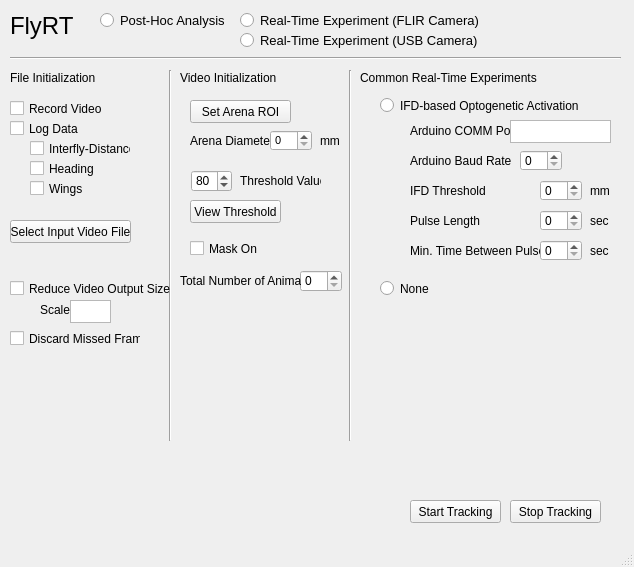
flybrains/FlyRT, file FlyRT.ui: the form before one commit.
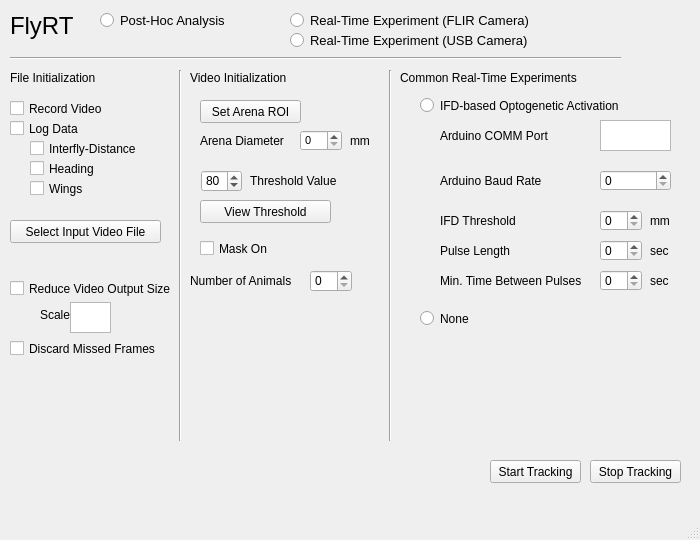
The form after the commit.

What changed in the file:
```diff
--- a/FlyRT.ui
+++ b/FlyRT.ui
@@ -6,8 +6,8 @@
    <rect>
     <x>0</x>
     <y>0</y>
-    <width>634</width>
-    <height>567</height>
+    <width>700</width>
+    <height>540</height>
    </rect>
   </property>
   <property name="sizePolicy">
@@ -35,7 +35,7 @@
    <widget class="QSpinBox" name="ThreshValueSpin">
     <property name="geometry">
      <rect>
-      <x>191</x>
+      <x>201</x>
       <y>170</y>
       <width>41</width>
       <height>22</height>
@@ -69,8 +69,8 @@
    <widget class="QPushButton" name="StartTrackingPB">
     <property name="geometry">
      <rect>
-      <x>410</x>
-      <y>500</y>
+      <x>490</x>
+      <y>460</y>
       <width>91</width>
       <height>23</height>
      </rect>
@@ -90,7 +90,7 @@
      <rect>
       <x>10</x>
       <y>10</y>
-      <width>71</width>
+      <width>91</width>
       <height>31</height>
      </rect>
     </property>
@@ -139,7 +139,7 @@
    <widget class="Line" name="line_2">
     <property name="geometry">
      <rect>
-      <x>160</x>
+      <x>170</x>
       <y>70</y>
       <width>20</width>
       <height>371</height>
@@ -152,9 +152,9 @@
    <widget class="QLabel" name="label_2">
     <property name="geometry">
      <rect>
-      <x>240</x>
+      <x>250</x>
       <y>170</y>
-      <width>81</width>
+      <width>131</width>
       <height>21</height>
      </rect>
     </property>
@@ -171,7 +171,7 @@
    <widget class="QPushButton" name="SetArenaROIPB">
     <property name="geometry">
      <rect>
-      <x>190</x>
+      <x>200</x>
       <y>100</y>
       <width>101</width>
       <height>23</height>
@@ -190,9 +190,9 @@
    <widget class="QPushButton" name="ViewThresholdPB">
     <property name="geometry">
      <rect>
-      <x>190</x>
+      <x>200</x>
       <y>200</y>
-      <width>91</width>
+      <width>131</width>
       <height>23</height>
      </rect>
     </property>
@@ -211,7 +211,7 @@
      <rect>
       <x>10</x>
       <y>220</y>
-      <width>121</width>
+      <width>151</width>
       <height>23</height>
      </rect>
     </property>
@@ -228,8 +228,8 @@
    <widget class="QPushButton" name="StopTrackingPB">
     <property name="geometry">
      <rect>
-      <x>510</x>
-      <y>500</y>
+      <x>590</x>
+      <y>460</y>
       <width>91</width>
       <height>23</height>
      </rect>
@@ -306,7 +306,7 @@
      <rect>
       <x>30</x>
       <y>140</y>
-      <width>101</width>
+      <width>161</width>
       <height>17</height>
      </rect>
     </property>
@@ -342,7 +342,7 @@
    <widget class="QLabel" name="label_6">
     <property name="geometry">
      <rect>
-      <x>360</x>
+      <x>400</x>
       <y>70</y>
       <width>191</width>
       <height>16</height>
@@ -362,7 +362,7 @@
    <widget class="QLabel" name="label_7">
     <property name="geometry">
      <rect>
-      <x>380</x>
+      <x>420</x>
       <y>100</y>
       <width>191</width>
       <height>16</height>
@@ -382,7 +382,7 @@
    <widget class="QRadioButton" name="IFDExperimentRadioButton">
     <property name="geometry">
      <rect>
-      <x>380</x>
+      <x>420</x>
       <y>90</y>
       <width>211</width>
       <height>31</height>
@@ -404,10 +404,10 @@
    <widget class="QTextEdit" name="ArduinoCommText">
     <property name="geometry">
      <rect>
-      <x>510</x>
+      <x>600</x>
       <y>120</y>
-      <width>101</width>
-      <height>23</height>
+      <width>71</width>
+      <height>31</height>
      </rect>
     </property>
     <property name="font">
@@ -423,20 +423,23 @@
    <widget class="QSpinBox" name="baudRateSpin">
     <property name="geometry">
      <rect>
-      <x>520</x>
-      <y>150</y>
-      <width>42</width>
+      <x>600</x>
+      <y>170</y>
+      <width>71</width>
       <height>21</height>
      </rect>
     </property>
+    <property name="maximum">
+     <number>120000</number>
+    </property>
    </widget>
    <widget class="QLabel" name="ArduinoCommTextLabel">
     <property name="geometry">
      <rect>
-      <x>410</x>
+      <x>440</x>
       <y>120</y>
-      <width>101</width>
-      <height>21</height>
+      <width>151</width>
+      <height>31</height>
      </rect>
     </property>
     <property name="text">
@@ -446,8 +449,8 @@
    <widget class="QLabel" name="ArduinoBaudSpin">
     <property name="geometry">
      <rect>
-      <x>410</x>
-      <y>150</y>
+      <x>440</x>
+      <y>170</y>
       <width>101</width>
       <height>21</height>
      </rect>
@@ -459,9 +462,9 @@
    <widget class="QLabel" name="label_11">
     <property name="geometry">
      <rect>
-      <x>190</x>
+      <x>200</x>
       <y>130</y>
-      <width>81</width>
+      <width>101</width>
       <height>21</height>
      </rect>
     </property>
@@ -472,7 +475,7 @@
    <widget class="QSpinBox" name="ArenaDiameterSpin">
     <property name="geometry">
      <rect>
-      <x>270</x>
+      <x>300</x>
       <y>130</y>
       <width>42</width>
       <height>21</height>
@@ -489,7 +492,7 @@
      <rect>
       <x>100</x>
       <y>10</y>
-      <width>131</width>
+      <width>191</width>
       <height>21</height>
      </rect>
     </property>
@@ -508,9 +511,9 @@
    <widget class="QRadioButton" name="RTFLIRRadioButton">
     <property name="geometry">
      <rect>
-      <x>240</x>
+      <x>290</x>
       <y>10</y>
-      <width>241</width>
+      <width>331</width>
       <height>21</height>
      </rect>
     </property>
@@ -529,8 +532,8 @@
    <widget class="QSpinBox" name="pulseLenSpin">
     <property name="geometry">
      <rect>
-      <x>540</x>
-      <y>210</y>
+      <x>600</x>
+      <y>240</y>
       <width>42</width>
       <height>21</height>
      </rect>
@@ -539,8 +542,8 @@
    <widget class="QLabel" name="ArduinoPulseSpin">
     <property name="geometry">
      <rect>
-      <x>410</x>
-      <y>210</y>
+      <x>440</x>
+      <y>240</y>
       <width>101</width>
       <height>21</height>
      </rect>
@@ -552,8 +555,8 @@
    <widget class="QLabel" name="label_13">
     <property name="geometry">
      <rect>
-      <x>590</x>
-      <y>210</y>
+      <x>650</x>
+      <y>240</y>
       <width>31</width>
       <height>21</height>
      </rect>
@@ -565,7 +568,7 @@
    <widget class="QLabel" name="label_14">
     <property name="geometry">
      <rect>
-      <x>320</x>
+      <x>350</x>
       <y>130</y>
       <width>31</width>
       <height>21</height>
@@ -578,8 +581,8 @@
    <widget class="QLabel" name="label_15">
     <property name="geometry">
      <rect>
-      <x>590</x>
-      <y>240</y>
+      <x>650</x>
+      <y>270</y>
       <width>31</width>
       <height>21</height>
      </rect>
@@ -591,9 +594,9 @@
    <widget class="QLabel" name="ArduinoPulseLockoutSpin">
     <property name="geometry">
      <rect>
-      <x>410</x>
-      <y>240</y>
-      <width>131</width>
+      <x>440</x>
+      <y>270</y>
+      <width>161</width>
       <height>21</height>
      </rect>
     </property>
@@ -604,8 +607,8 @@
    <widget class="QSpinBox" name="arduinoLockoutTimeSpin">
     <property name="geometry">
      <rect>
-      <x>540</x>
-      <y>240</y>
+      <x>600</x>
+      <y>270</y>
       <width>42</width>
       <height>21</height>
      </rect>
@@ -614,9 +617,9 @@
    <widget class="QLabel" name="label_5">
     <property name="geometry">
      <rect>
-      <x>180</x>
+      <x>190</x>
       <y>70</y>
-      <width>131</width>
+      <width>191</width>
       <height>16</height>
      </rect>
     </property>
@@ -635,8 +638,8 @@
     <property name="geometry">
      <rect>
       <x>10</x>
-      <y>330</y>
-      <width>131</width>
+      <y>340</y>
+      <width>181</width>
       <height>17</height>
      </rect>
     </property>
@@ -655,7 +658,7 @@
      <rect>
       <x>10</x>
       <y>280</y>
-      <width>161</width>
+      <width>171</width>
       <height>17</height>
      </rect>
     </property>
@@ -673,9 +676,9 @@
     <property name="geometry">
      <rect>
       <x>70</x>
-      <y>300</y>
+      <y>302</y>
       <width>41</width>
-      <height>23</height>
+      <height>31</height>
      </rect>
     </property>
     <property name="sizePolicy">
@@ -694,9 +697,9 @@
     <property name="geometry">
      <rect>
       <x>40</x>
-      <y>300</y>
+      <y>299</y>
       <width>31</width>
-      <height>20</height>
+      <height>31</height>
      </rect>
     </property>
     <property name="text">
@@ -706,7 +709,7 @@
    <widget class="Line" name="line_3">
     <property name="geometry">
      <rect>
-      <x>340</x>
+      <x>380</x>
       <y>70</y>
       <width>20</width>
       <height>371</height>
@@ -719,8 +722,8 @@
    <widget class="QRadioButton" name="NoRTERadioButton">
     <property name="geometry">
      <rect>
-      <x>380</x>
-      <y>280</y>
+      <x>420</x>
+      <y>310</y>
       <width>82</width>
       <height>17</height>
      </rect>
@@ -745,7 +748,7 @@
    <widget class="QSpinBox" name="NIndsSpin">
     <property name="geometry">
      <rect>
-      <x>300</x>
+      <x>310</x>
       <y>270</y>
       <width>42</width>
       <height>22</height>
@@ -755,20 +758,20 @@
    <widget class="QLabel" name="label_4">
     <property name="geometry">
      <rect>
-      <x>180</x>
+      <x>190</x>
       <y>270</y>
       <width>121</width>
       <height>21</height>
      </rect>
     </property>
     <property name="text">
-     <string>Total Number of Animals</string>
+     <string>Number of Animals</string>
     </property>
    </widget>
    <widget class="QCheckBox" name="MaskOnCheck">
     <property name="geometry">
      <rect>
-      <x>190</x>
+      <x>200</x>
       <y>240</y>
       <width>101</width>
       <height>17</height>
@@ -787,8 +790,8 @@
    <widget class="QLabel" name="ArduinoPulseSpin_2">
     <property name="geometry">
      <rect>
-      <x>410</x>
-      <y>180</y>
+      <x>440</x>
+      <y>210</y>
       <width>101</width>
       <height>21</height>
      </rect>
@@ -800,8 +803,8 @@
    <widget class="QLabel" name="label_16">
     <property name="geometry">
      <rect>
-      <x>590</x>
-      <y>180</y>
+      <x>650</x>
+      <y>210</y>
       <width>31</width>
       <height>21</height>
      </rect>
@@ -813,8 +816,8 @@
    <widget class="QSpinBox" name="IFDThreshSpin">
     <property name="geometry">
      <rect>
-      <x>540</x>
-      <y>180</y>
+      <x>600</x>
+      <y>210</y>
       <width>42</width>
       <height>21</height>
      </rect>
@@ -823,9 +826,9 @@
    <widget class="QRadioButton" name="RTUSBRadioButton">
     <property name="geometry">
      <rect>
-      <x>240</x>
+      <x>290</x>
       <y>30</y>
-      <width>241</width>
+      <width>341</width>
       <height>21</height>
      </rect>
     </property>
```
Left out of the diff: 2 changed lines with no effect on the pictures.
